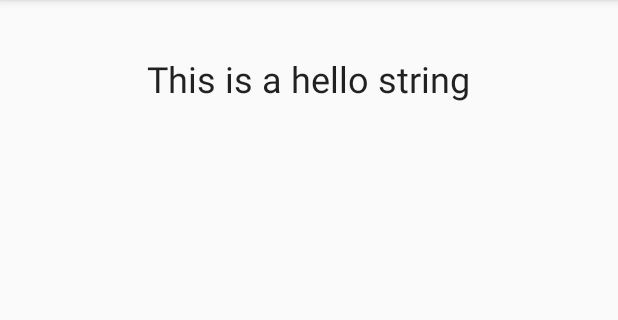
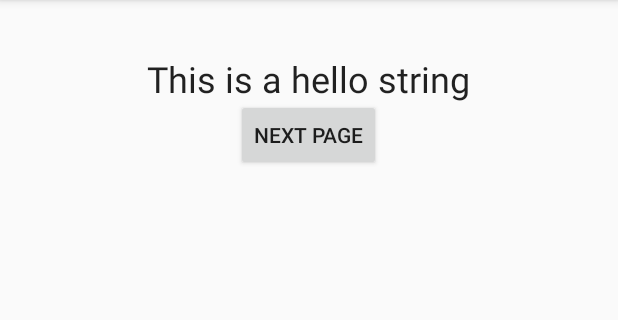
Before and after one commit to Walden1995/MMSS, an Android app: the screen it shows after launch (MainActivity), on a phone screen of 412 x 824 dp, the part 84-404 px from its top. Run offline under Robolectric (Android 15) with nearby library versions, the phone set to English and light mode, and no system bars.

Commit message:
L1150; added new page, adjusted main.xml

```diff
--- a/app/src/main/AndroidManifest.xml
+++ b/app/src/main/AndroidManifest.xml
@@ -17,6 +17,7 @@
                 <category android:name="android.intent.category.LAUNCHER" />
             </intent-filter>
         </activity>
+        <activity android:name=".page"></activity>
     </application>
 
 </manifest>
--- a/app/src/main/res/layout/activity_main.xml
+++ b/app/src/main/res/layout/activity_main.xml
@@ -18,4 +18,13 @@
         android:layout_alignParentTop="true"
         android:layout_centerHorizontal="true"
         android:layout_marginTop="20dp" />
+
+    <Button
+        android:text="@string/nextPageButton"
+        android:layout_width="wrap_content"
+        android:layout_height="wrap_content"
+        android:id="@+id/button"
+        android:layout_marginTop="50dp"
+        android:layout_below="@+id/textView"
+        android:layout_centerHorizontal="true" />
 </RelativeLayout>
--- a/app/src/main/res/values/strings.xml
+++ b/app/src/main/res/values/strings.xml
@@ -7,7 +7,7 @@
     <string name="mmss_notification_placeholder_text_template">default test notification</string>
 
     <string name="helloPhoneString">This is a hello string</string>
-
+    <string name="nextPageButton">Next Page</string>
     <string name="action_share">Share</string>
     <string name="action_reply">Reply</string>
 </resources>
```
Also changed, not shown: app/src/main/java/com/cs342/group3/mmss/mmss/page.java (added, +13 -0 lines), app/src/main/res/layout/activity_page.xml (added, +13 -0 lines).
